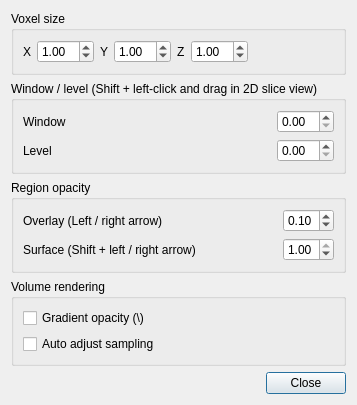
Above: qt/SettingsDialog.ui from RENCI/Segmentor before the change. Below: the same form after it.
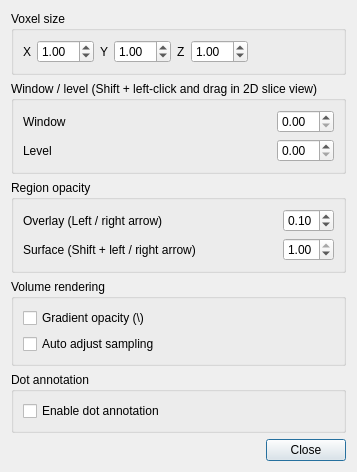
That is the form after the change.

```diff
--- a/qt/SettingsDialog.ui
+++ b/qt/SettingsDialog.ui
@@ -7,7 +7,7 @@
     <x>0</x>
     <y>0</y>
     <width>314</width>
-    <height>367</height>
+    <height>425</height>
    </rect>
   </property>
   <property name="windowTitle">
@@ -330,6 +330,26 @@
      </layout>
     </widget>
    </item>
+   <item>
+    <widget class="QGroupBox" name="groupBox_5">
+     <property name="title">
+      <string>Dot annotation</string>
+     </property>
+     <layout class="QVBoxLayout" name="verticalLayout_5">
+      <item>
+       <layout class="QHBoxLayout" name="horizontalLayout_8">
+        <item>
+         <widget class="QCheckBox" name="enableDotAnnotationCheckBox">
+          <property name="text">
+           <string>Enable dot annotation</string>
+          </property>
+         </widget>
+        </item>
+       </layout>
+      </item>
+     </layout>
+    </widget>
+   </item>
    <item>
     <spacer name="verticalSpacer">
      <property name="orientation">
```
